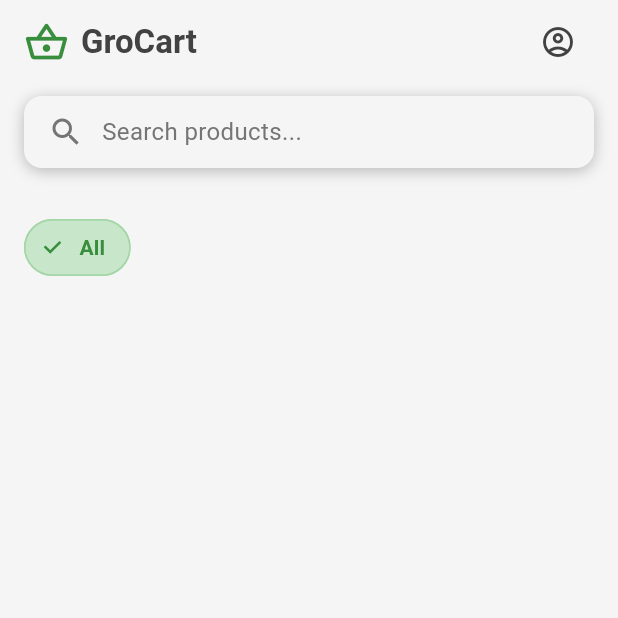
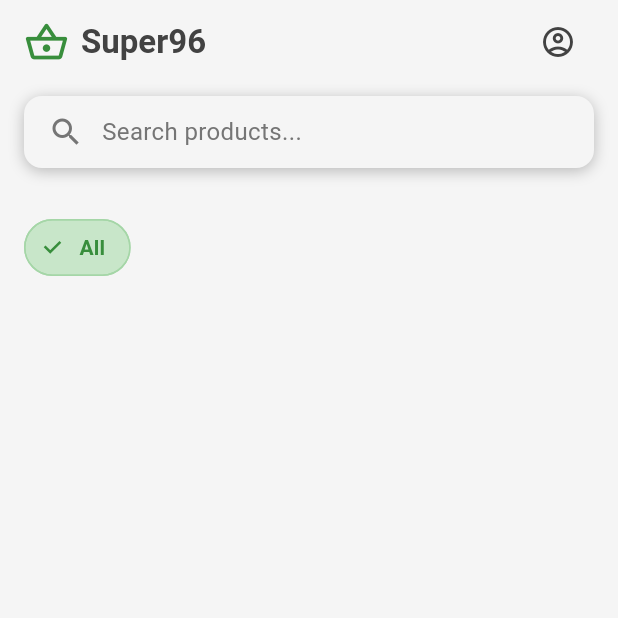
Before and after one commit to ShivamAgarwal3639/Grocery, a Flutter app: the HomeScreen screen opened directly, on a phone screen of 412 x 824 dp, the top half of it. Run offline on Flutter 3.47's test engine with Material 3 defaults, Android fonts, the phone set to English and light mode, and no system bars; our stand-ins replace awesome_notifications, cached_network_image, carousel_slider, cloud_firestore, firebase_core, firebase_messaging and 13 more; accounts and stored records are empty.

Commit message:
fixed minimum issues

```diff
--- a/lib/screens/auth/home_screen.dart
+++ b/lib/screens/auth/home_screen.dart
@@ -3,6 +3,9 @@ import 'package:flutter/material.dart';
 import 'package:Super96Store/screens/main_pages/cart_page.dart';
 import 'package:Super96Store/screens/main_pages/categories_page.dart';
 import 'package:Super96Store/screens/main_pages/product_screen.dart';
+import 'package:get/get.dart';
+import 'package:Super96Store/notifier/cart_notifier.dart';
+import 'package:provider/provider.dart';
 
 class HomeScreen extends StatefulWidget {
   const HomeScreen({super.key});
@@ -23,6 +26,16 @@ class _HomeScreenState extends State<HomeScreen> {
   void initState() {
     super.initState();
     Utility.initialize(context);
+
+    // Check if we got an index from arguments
+    if (Get.arguments != null && Get.arguments is int) {
+      _selectedIndex = Get.arguments;
+    }
+
+    // Load cart data when the HomeScreen initializes
+    WidgetsBinding.instance.addPostFrameCallback((_) {
+      Provider.of<CartNotifier>(context, listen: false).loadCart();
+    });
   }
 
   @override
@@ -34,7 +47,12 @@ class _HomeScreenState extends State<HomeScreen> {
           children: _pages,
         ),
       ),
-      bottomNavigationBar: NavigationBarTheme(
+      bottomNavigationBar: Consumer<CartNotifier>(
+        builder: (context, cartNotifier, child) {
+          final totalQuantity = cartNotifier.cart.items
+              .fold<int>(0, (sum, item) => sum + item.quantity);
+
+          return NavigationBarTheme(
             data: NavigationBarThemeData(
               indicatorColor: Theme.of(context).primaryColor.withOpacity(0.1),
               labelTextStyle: MaterialStateProperty.all(
@@ -51,24 +69,90 @@ class _HomeScreenState extends State<HomeScreen> {
                   _selectedIndex = index;
                 });
               },
-          destinations: const [
-            NavigationDestination(
+              destinations: [
+                const NavigationDestination(
                   icon: Icon(Icons.store_outlined),
                   selectedIcon: Icon(Icons.store),
                   label: 'Products',
                 ),
-            NavigationDestination(
+                const NavigationDestination(
                   icon: Icon(Icons.category_outlined),
                   selectedIcon: Icon(Icons.category),
                   label: 'Categories',
                 ),
                 NavigationDestination(
-              icon: Icon(Icons.shopping_cart_outlined),
-              selectedIcon: Icon(Icons.shopping_cart),
+                  icon: Stack(
+                    clipBehavior: Clip.none,
+                    children: [
+                      const Icon(Icons.shopping_cart_outlined),
+                      if (totalQuantity > 0)
+                        Positioned(
+                          right: -8,
+                          top: -8,
+                          child: Container(
+                            padding: const EdgeInsets.all(4),
+                            decoration: const BoxDecoration(
+                              color: Colors.red,
+                              shape: BoxShape.circle,
+                            ),
+                            constraints: const BoxConstraints(
+                              minWidth: 18,
+                              minHeight: 18,
+                            ),
+                            child: Center(
+                              child: Text(
+                                '$totalQuantity',
+                                style: const TextStyle(
+                                  color: Colors.white,
+                                  fontSize: 10,
+                                  fontWeight: FontWeight.bold,
+                                ),
+                                textAlign: TextAlign.center,
+                              ),
+                            ),
+                          ),
+                        ),
+                    ],
+                  ),
+                  selectedIcon: Stack(
+                    clipBehavior: Clip.none,
+                    children: [
+                      const Icon(Icons.shopping_cart),
+                      if (totalQuantity > 0)
+                        Positioned(
+                          right: -8,
+                          top: -8,
+                          child: Container(
+                            padding: const EdgeInsets.all(4),
+                            decoration: const BoxDecoration(
+                              color: Colors.red,
+                              shape: BoxShape.circle,
+                            ),
+                            constraints: const BoxConstraints(
+                              minWidth: 18,
+                              minHeight: 18,
+                            ),
+                            child: Center(
+                              child: Text(
+                                '$totalQuantity',
+                                style: const TextStyle(
+                                  color: Colors.white,
+                                  fontSize: 10,
+                                  fontWeight: FontWeight.bold,
+                                ),
+                                textAlign: TextAlign.center,
+                              ),
+                            ),
+                          ),
+                        ),
+                    ],
+                  ),
                   label: 'Cart',
                 ),
               ],
             ),
+          );
+        },
       ),
     );
   }
--- a/lib/screens/main_pages/cart_page.dart
+++ b/lib/screens/main_pages/cart_page.dart
@@ -1,3 +1,4 @@
+import 'package:Super96Store/screens/auth/home_screen.dart';
 import 'package:cloud_firestore/cloud_firestore.dart';
 import 'package:flutter/material.dart';
 import 'package:get/get.dart';
@@ -492,7 +493,7 @@ class _CartPageState extends State<CartPage> {
           ),
           const SizedBox(height: 24),
           ElevatedButton(
-            onPressed: () => Get.back(),
+            onPressed: () =>     Get.offAll(() => const HomeScreen(), arguments: 0),
             style: ElevatedButton.styleFrom(
               backgroundColor: Colors.green[700],
               foregroundColor: Colors.white,
--- a/lib/screens/main_pages/categories_page.dart
+++ b/lib/screens/main_pages/categories_page.dart
@@ -255,9 +255,10 @@ class _CategoriesPageState extends State<CategoriesPage> {
               child: Column(
                 mainAxisAlignment: MainAxisAlignment.center,
                 children: [
-                  Flexible(
-                    child: Container(
-                      padding: const EdgeInsets.all(16),
+                  Container(
+                    height: MediaQuery.of(context).size.width/5,
+                    width:  MediaQuery.of(context).size.width/5,
+                    // padding: const EdgeInsets.all(2),
                     decoration: BoxDecoration(
                       color: backgroundColor,
                       shape: BoxShape.circle,
@@ -265,7 +266,7 @@ class _CategoriesPageState extends State<CategoriesPage> {
                     child: ClipOval(
                       child: CachedNetworkImage(
                         imageUrl: category.imageUrl,
-                          fit: BoxFit.cover,
+                        fit: BoxFit.fill,
                         placeholder: (context, url) => Container(
                           color: Colors.grey[200],
                           child: const Center(
@@ -283,7 +284,6 @@ class _CategoriesPageState extends State<CategoriesPage> {
                           child: const Icon(
                             Icons.error_outline,
                             color: Colors.grey,
-                            ),
                           ),
                         ),
                       ),
--- a/lib/screens/main_pages/product_screen.dart
+++ b/lib/screens/main_pages/product_screen.dart
@@ -139,7 +139,7 @@ class _ProductsPageState extends State<ProductsPage> {
               size: 30, color: Colors.green[700]),
           const SizedBox(width: 8),
           Text(
-            'GroCart',
+            'Super96',
             style: TextStyle(
               color: Colors.grey[800],
               fontWeight: FontWeight.w600,
--- a/pubspec.yaml
+++ b/pubspec.yaml
@@ -16,7 +16,7 @@ publish_to: 'none' # Remove this line if you wish to publish to pub.dev
 # https://developer.apple.com/library/archive/documentation/General/Reference/InfoPlistKeyReference/Articles/CoreFoundationKeys.html
 # In Windows, build-name is used as the major, minor, and patch parts
 # of the product and file versions while build-number is used as the build suffix.
-version: 1.0.2+3
+version: 1.0.3+4
 
 environment:
   sdk: ^3.6.0
```
Lines whose indentation alone changed are shown as unchanged.
